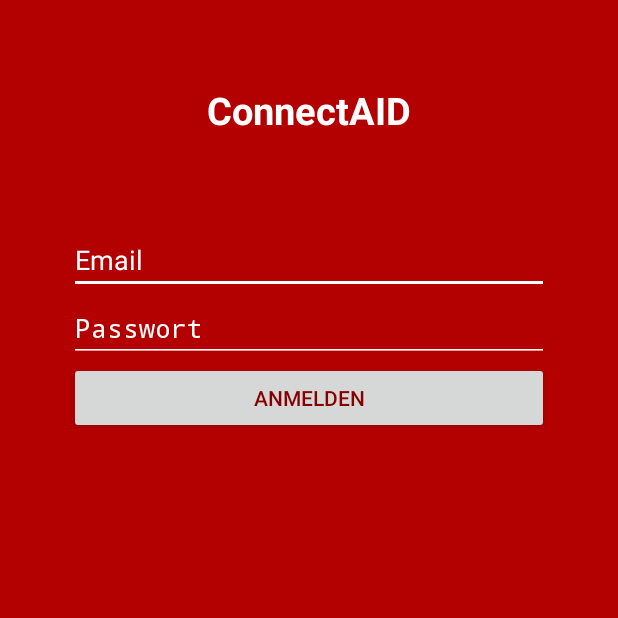
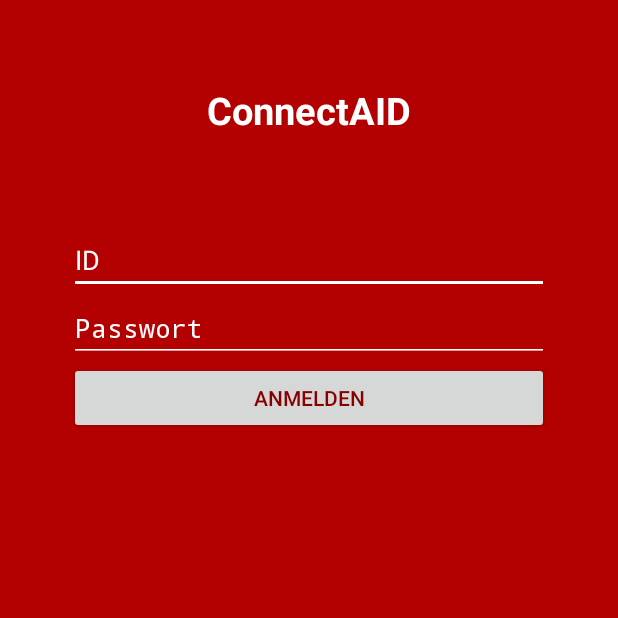
Before and after one commit to MichiLazarus/ConnectAID, an Android app: the LoginActivity screen opened directly, with no data from a screen before it, on a phone screen of 412 x 824 dp, the top half of it. Run offline under Robolectric (Android 15) with nearby library versions, the phone set to English and light mode, and no system bars; 2 statements that could not run were skipped.

Commit message:
Lade-Spinner geändert Schriftfarbe bei Eingabefenstern geändert

```diff
--- a/app/src/main/java/universityofvienna/connectaid/LoginActivity.java
+++ b/app/src/main/java/universityofvienna/connectaid/LoginActivity.java
@@ -5,7 +5,6 @@ import android.animation.AnimatorListenerAdapter;
 import android.annotation.TargetApi;
 import android.app.Activity;
 import android.app.LoaderManager.LoaderCallbacks;
-import android.content.ContentResolver;
 import android.content.CursorLoader;
 import android.content.Loader;
 import android.database.Cursor;
@@ -59,14 +58,14 @@ public class LoginActivity extends Activity implements LoaderCallbacks<Cursor> {
         setContentView(R.layout.activity_login);
 
         // Set up the login form.
-        mEmailView = (AutoCompleteTextView) findViewById(R.id.email);
+        mEmailView = (AutoCompleteTextView) findViewById(R.id.userid);
         populateAutoComplete();
 
         mPasswordView = (EditText) findViewById(R.id.password);
         mPasswordView.setOnEditorActionListener(new TextView.OnEditorActionListener() {
             @Override
             public boolean onEditorAction(TextView textView, int id, KeyEvent keyEvent) {
-                if (id == R.id.login || id == EditorInfo.IME_NULL) {
+                if (id == R.id.password || id == EditorInfo.IME_NULL) {
                     attemptLogin();
                     return true;
                 }
@@ -209,7 +208,7 @@ public class LoginActivity extends Activity implements LoaderCallbacks<Cursor> {
 
     @Override
     public void onLoadFinished(Loader<Cursor> cursorLoader, Cursor cursor) {
-        List<String> emails = new ArrayList<String>();
+        List<String> emails = new ArrayList<>();
         cursor.moveToFirst();
         while (!cursor.isAfterLast()) {
             emails.add(cursor.getString(ProfileQuery.ADDRESS));
@@ -238,7 +237,7 @@ public class LoginActivity extends Activity implements LoaderCallbacks<Cursor> {
     private void addEmailsToAutoComplete(List<String> emailAddressCollection) {
         //Create adapter to tell the AutoCompleteTextView what to show in its dropdown list.
         ArrayAdapter<String> adapter =
-                new ArrayAdapter<String>(LoginActivity.this,
+                new ArrayAdapter<>(LoginActivity.this,
                         android.R.layout.simple_dropdown_item_1line, emailAddressCollection);
 
         mEmailView.setAdapter(adapter);
--- a/app/src/main/res/layout/activity_login.xml
+++ b/app/src/main/res/layout/activity_login.xml
@@ -9,17 +9,21 @@
     android:background="#ffb30000">
 
     <!-- Login progress -->
-    <ProgressBar android:id="@+id/login_progress" style="?android:attr/progressBarStyleLarge"
+    <ProgressBar android:id="@+id/login_progress" style="?android:attr/progressBarStyleLargeInverse"
         android:layout_width="wrap_content" android:layout_height="wrap_content"
-        android:layout_marginBottom="8dp" android:visibility="gone" />
+        android:layout_gravity="center_vertical" android:visibility="gone"
+        android:indeterminate="false"
+        android:indeterminateOnly="true"
+        android:indeterminateDrawable="@layout/custom_progress_background"
+    />
 
-    <ScrollView android:id="@+id/login_form" android:layout_width="wrap_content"
+    <ScrollView android:id="@+id/login_form" android:layout_width="0dp"
         android:layout_height="match_parent"
         android:layout_gravity="center_vertical"
         android:layout_weight="1"
         android:fillViewport="false">
 
-        <LinearLayout android:id="@+id/email_login_form" android:layout_width="match_parent"
+        <LinearLayout android:id="@+id/user_login_form" android:layout_width="match_parent"
             android:layout_height="wrap_content"
             android:baselineAligned="false"
             android:orientation="vertical"
@@ -28,35 +32,36 @@
             android:paddingRight="30dp">
 
             <TextView
+                android:id="@+id/title"
                 android:layout_width="wrap_content"
                 android:layout_height="0dp"
                 android:textAppearance="?android:attr/textAppearanceLarge"
-                android:text="ConnectAID"
-                android:id="@+id/textView"
+                android:text="@string/title"
                 android:layout_weight="1"
                 android:layout_gravity="center_horizontal"
                 android:paddingBottom="60dp"
                 android:nestedScrollingEnabled="false"
-                android:textSize="25dp"
+                android:textSize="25sp"
                 android:textStyle="bold"
                 android:textColor="#ffffffff" />
 
-            <AutoCompleteTextView android:id="@+id/email" android:layout_width="match_parent"
-                android:layout_height="0dp" android:hint="@string/prompt_email"
-                android:inputType="textEmailAddress" android:maxLines="1"
+            <AutoCompleteTextView android:id="@+id/userid" android:layout_width="match_parent"
+                android:layout_height="0dp" android:hint="@string/prompt_id"
+                android:inputType="text" android:maxLines="1"
                 android:singleLine="true"
                 android:layout_weight="1"
                 android:textColorHint="#ffffffff"
+                android:textColor="#ffffffff"
                 android:backgroundTint="#ffffffff" />
 
             <EditText android:id="@+id/password" android:layout_width="match_parent"
                 android:layout_height="0dp" android:hint="@string/prompt_password"
-                android:imeActionId="@+id/login"
                 android:imeOptions="actionUnspecified" android:inputType="textPassword"
                 android:maxLines="1" android:singleLine="true"
                 android:layout_weight="1"
                 android:password="true"
                 android:textColorHint="#ffffffff"
+                android:textColor="#ffffffff"
                 android:backgroundTint="#ffffffff" />
 
             <Button
--- /dev/null
+++ b/app/src/main/res/layout/custom_progress_background.xml
@@ -0,0 +1,15 @@
+<?xml version="1.0" encoding="utf-8"?>
+<rotate xmlns:android="http://schemas.android.com/apk/res/android"
+    android:pivotX="50%" android:pivotY="50%" android:fromDegrees="0"
+    android:toDegrees="360" android:layout_height="wrap_content" android:layout_width="wrap_content">
+    <shape android:shape="ring" android:innerRadiusRatio="3"
+        android:thicknessRatio="8" android:useLevel="false" android:radius="10dip">
+
+        <size android:width="76dip" android:height="76dip" />
+        <gradient android:type="sweep" android:useLevel="false"
+            android:startColor="@android:color/transparent"
+            android:endColor="#FFFFFF"
+            android:angle="0"
+            />
+    </shape>
+</rotate>
--- a/app/src/main/res/values/strings_activity_login.xml
+++ b/app/src/main/res/values/strings_activity_login.xml
@@ -1,9 +1,11 @@
 <resources>
 
     <!-- Strings related to login -->
-    <string name="prompt_email">Email</string>
+
     <string name="prompt_password">Passwort</string>
     <string name="action_sign_in">ANMELDEN</string>
+    <string name="title">ConnectAID</string>
+    <string name="prompt_id">ID</string>
 
 
     <string name="error_invalid_email">This email address is invalid</string>
```
Also changed, not shown: 2 other files.
